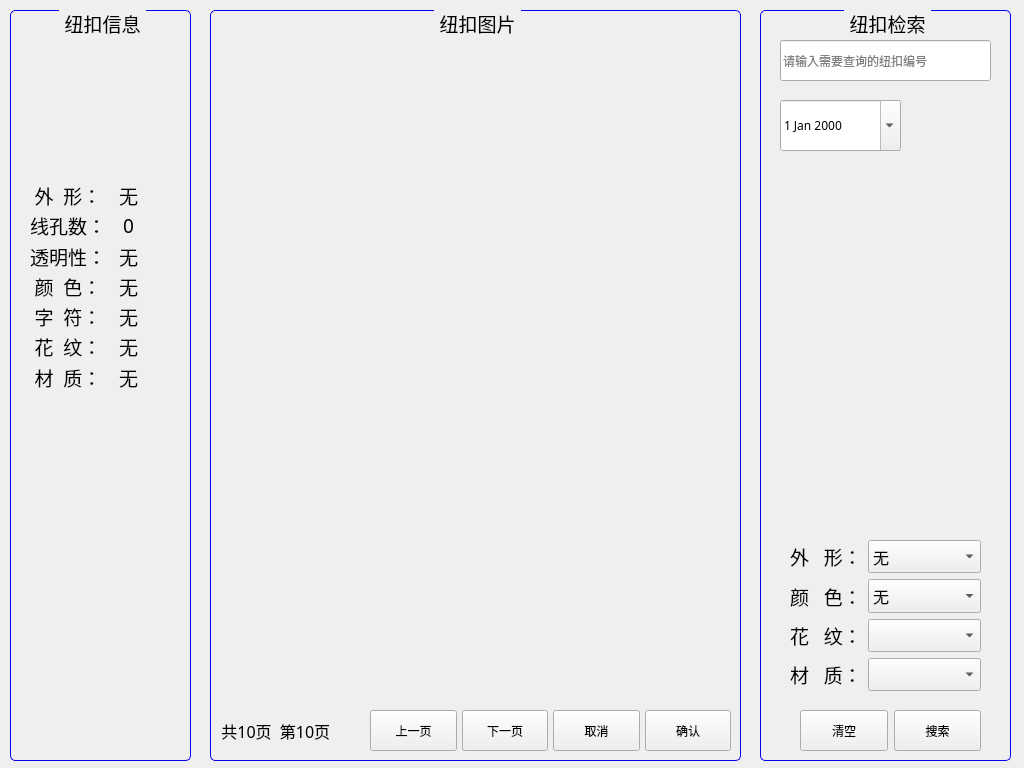
The window that Form/ButtonSelForm.ui (hkchenhao/MachineVisionControl) describes before a commit, drawn with Qt 5.
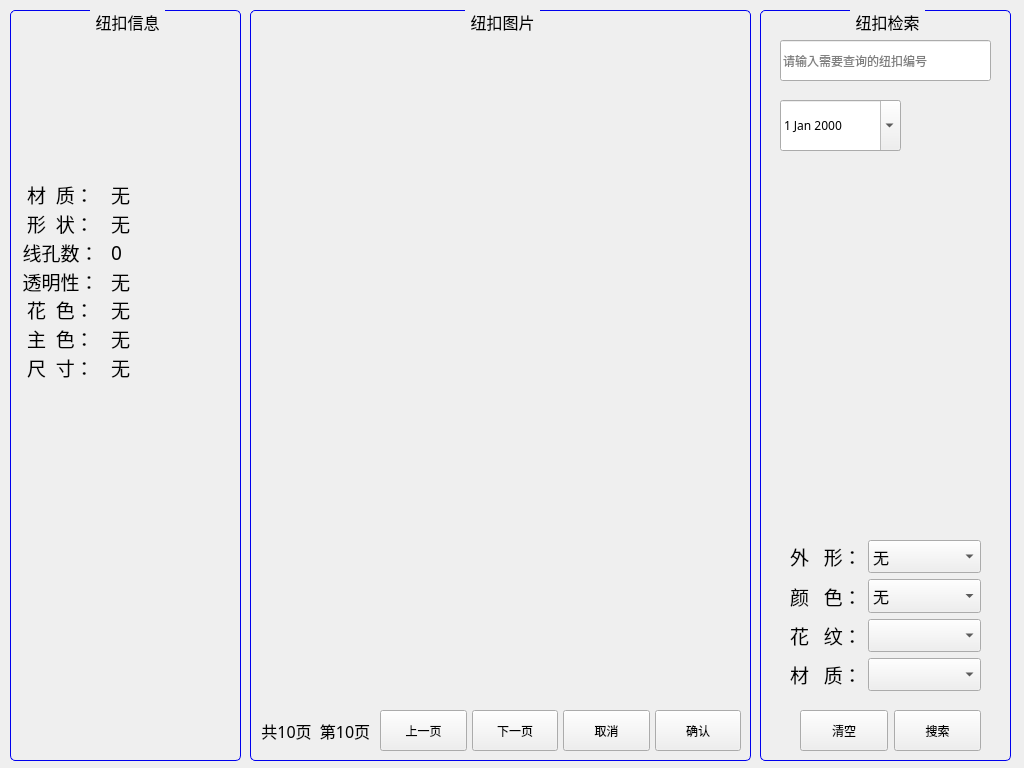
The same window after the commit. Icons and pictures are not drawn.

What changed in the file:
```diff
--- a/Form/ButtonSelForm.ui
+++ b/Form/ButtonSelForm.ui
@@ -18,14 +18,14 @@
     <rect>
      <x>10</x>
      <y>10</y>
-     <width>181</width>
+     <width>231</width>
      <height>751</height>
     </rect>
    </property>
    <property name="font">
     <font>
      <family>Yahei Mono</family>
-     <pointsize>14</pointsize>
+     <pointsize>12</pointsize>
      <weight>50</weight>
      <bold>false</bold>
     </font>
@@ -77,10 +77,10 @@
    <widget class="QWidget" name="layoutWidget">
     <property name="geometry">
      <rect>
-      <x>20</x>
+      <x>10</x>
       <y>170</y>
-      <width>121</width>
-      <height>212</height>
+      <width>171</width>
+      <height>201</height>
      </rect>
     </property>
     <property name="font">
@@ -88,18 +88,30 @@
       <family>Yahei Mono</family>
      </font>
     </property>
-    <layout class="QGridLayout" name="gridLayout_2" columnstretch="0,0">
+    <layout class="QGridLayout" name="gridLayout_2" columnstretch="0,0,0">
      <property name="spacing">
       <number>0</number>
      </property>
-     <item row="0" column="0">
-      <widget class="QLabel" name="label_1">
-       <property name="sizePolicy">
-        <sizepolicy hsizetype="Preferred" vsizetype="Preferred">
-         <horstretch>0</horstretch>
-         <verstretch>0</verstretch>
-        </sizepolicy>
+     <item row="3" column="0">
+      <widget class="QLabel" name="label_3">
+       <property name="font">
+        <font>
+         <family>Yahei Mono</family>
+         <pointsize>14</pointsize>
+         <weight>50</weight>
+         <bold>false</bold>
+        </font>
        </property>
+       <property name="text">
+        <string>透明性：</string>
+       </property>
+       <property name="alignment">
+        <set>Qt::AlignCenter</set>
+       </property>
+      </widget>
+     </item>
+     <item row="6" column="2">
+      <widget class="QLabel" name="LabelInfo_CC">
        <property name="font">
         <font>
          <family>Yahei Mono</family>
@@ -109,14 +121,32 @@
         </font>
        </property>
        <property name="text">
-        <string>外  形：</string>
+        <string>无</string>
        </property>
        <property name="alignment">
+        <set>Qt::AlignLeading|Qt::AlignLeft|Qt::AlignVCenter</set>
+       </property>
+      </widget>
+     </item>
+     <item row="5" column="0">
+      <widget class="QLabel" name="label_5">
+       <property name="font">
+        <font>
+         <family>Yahei Mono</family>
+         <pointsize>14</pointsize>
+         <weight>50</weight>
+         <bold>false</bold>
+        </font>
+       </property>
+       <property name="text">
+        <string>主  色：</string>
+       </property>
+       <property name="alignment">
         <set>Qt::AlignCenter</set>
        </property>
       </widget>
      </item>
-     <item row="0" column="1">
+     <item row="1" column="2">
       <widget class="QLabel" name="LabelInfo_XZ">
        <property name="font">
         <font>
@@ -130,12 +160,36 @@
         <string>无</string>
        </property>
        <property name="alignment">
+        <set>Qt::AlignLeading|Qt::AlignLeft|Qt::AlignVCenter</set>
+       </property>
+      </widget>
+     </item>
+     <item row="6" column="0">
+      <widget class="QLabel" name="label_6">
+       <property name="font">
+        <font>
+         <family>Yahei Mono</family>
+         <pointsize>14</pointsize>
+         <weight>50</weight>
+         <bold>false</bold>
+        </font>
+       </property>
+       <property name="text">
+        <string>尺  寸：</string>
+       </property>
+       <property name="alignment">
         <set>Qt::AlignCenter</set>
        </property>
       </widget>
      </item>
      <item row="1" column="0">
-      <widget class="QLabel" name="label_2">
+      <widget class="QLabel" name="label_1">
+       <property name="sizePolicy">
+        <sizepolicy hsizetype="Preferred" vsizetype="Preferred">
+         <horstretch>0</horstretch>
+         <verstretch>0</verstretch>
+        </sizepolicy>
+       </property>
        <property name="font">
         <font>
          <family>Yahei Mono</family>
@@ -145,20 +199,14 @@
         </font>
        </property>
        <property name="text">
-        <string>线孔数：</string>
+        <string>形  状：</string>
        </property>
        <property name="alignment">
         <set>Qt::AlignCenter</set>
        </property>
-       <property name="margin">
-        <number>0</number>
-       </property>
-       <property name="indent">
-        <number>0</number>
-       </property>
       </widget>
      </item>
-     <item row="1" column="1">
+     <item row="2" column="2">
       <widget class="QLabel" name="LabelInfo_XKS">
        <property name="font">
         <font>
@@ -172,29 +220,11 @@
         <string>0</string>
        </property>
        <property name="alignment">
-        <set>Qt::AlignCenter</set>
+        <set>Qt::AlignLeading|Qt::AlignLeft|Qt::AlignVCenter</set>
        </property>
       </widget>
      </item>
-     <item row="2" column="0">
-      <widget class="QLabel" name="label_3">
-       <property name="font">
-        <font>
-         <family>Yahei Mono</family>
-         <pointsize>14</pointsize>
-         <weight>50</weight>
-         <bold>false</bold>
-        </font>
-       </property>
-       <property name="text">
-        <string>透明性：</string>
-       </property>
-       <property name="alignment">
-        <set>Qt::AlignCenter</set>
-       </property>
-      </widget>
-     </item>
-     <item row="2" column="1">
+     <item row="3" column="2">
       <widget class="QLabel" name="LabelInfo_TMX">
        <property name="font">
         <font>
@@ -208,12 +238,12 @@
         <string>无</string>
        </property>
        <property name="alignment">
-        <set>Qt::AlignCenter</set>
+        <set>Qt::AlignLeading|Qt::AlignLeft|Qt::AlignVCenter</set>
        </property>
       </widget>
      </item>
-     <item row="3" column="0">
-      <widget class="QLabel" name="label_4">
+     <item row="4" column="2">
+      <widget class="QLabel" name="LabelInfo_HS">
        <property name="font">
         <font>
          <family>Yahei Mono</family>
@@ -223,104 +253,14 @@
         </font>
        </property>
        <property name="text">
-        <string>颜  色：</string>
-       </property>
-       <property name="alignment">
-        <set>Qt::AlignCenter</set>
-       </property>
-      </widget>
-     </item>
-     <item row="3" column="1">
-      <widget class="QLabel" name="LabelInfo_YS">
-       <property name="font">
-        <font>
-         <family>Yahei Mono</family>
-         <pointsize>14</pointsize>
-         <weight>50</weight>
-         <bold>false</bold>
-        </font>
-       </property>
-       <property name="text">
         <string>无</string>
        </property>
        <property name="alignment">
-        <set>Qt::AlignCenter</set>
+        <set>Qt::AlignLeading|Qt::AlignLeft|Qt::AlignVCenter</set>
        </property>
       </widget>
      </item>
-     <item row="4" column="0">
-      <widget class="QLabel" name="label_5">
-       <property name="font">
-        <font>
-         <family>Yahei Mono</family>
-         <pointsize>14</pointsize>
-         <weight>50</weight>
-         <bold>false</bold>
-        </font>
-       </property>
-       <property name="text">
-        <string>字  符：</string>
-       </property>
-       <property name="alignment">
-        <set>Qt::AlignCenter</set>
-       </property>
-      </widget>
-     </item>
-     <item row="4" column="1">
-      <widget class="QLabel" name="LabelInfo_ZF">
-       <property name="font">
-        <font>
-         <family>Yahei Mono</family>
-         <pointsize>14</pointsize>
-         <weight>50</weight>
-         <bold>false</bold>
-        </font>
-       </property>
-       <property name="text">
-        <string>无</string>
-       </property>
-       <property name="alignment">
-        <set>Qt::AlignCenter</set>
-       </property>
-      </widget>
-     </item>
-     <item row="5" column="0">
-      <widget class="QLabel" name="label_6">
-       <property name="font">
-        <font>
-         <family>Yahei Mono</family>
-         <pointsize>14</pointsize>
-         <weight>50</weight>
-         <bold>false</bold>
-        </font>
-       </property>
-       <property name="text">
-        <string>花  纹：</string>
-       </property>
-       <property name="alignment">
-        <set>Qt::AlignCenter</set>
-       </property>
-      </widget>
-     </item>
-     <item row="5" column="1">
-      <widget class="QLabel" name="LabelInfo_HW">
-       <property name="font">
-        <font>
-         <family>Yahei Mono</family>
-         <pointsize>14</pointsize>
-         <weight>50</weight>
-         <bold>false</bold>
-        </font>
-       </property>
-       <property name="text">
-        <string>无</string>
-       </property>
-       <property name="alignment">
-        <set>Qt::AlignCenter</set>
-       </property>
-      </widget>
-     </item>
-     <item row="6" column="0">
+     <item row="0" column="0">
       <widget class="QLabel" name="label_7">
        <property name="font">
         <font>
@@ -338,7 +278,49 @@
        </property>
       </widget>
      </item>
-     <item row="6" column="1">
+     <item row="2" column="0">
+      <widget class="QLabel" name="label_2">
+       <property name="font">
+        <font>
+         <family>Yahei Mono</family>
+         <pointsize>14</pointsize>
+         <weight>50</weight>
+         <bold>false</bold>
+        </font>
+       </property>
+       <property name="text">
+        <string>线孔数：</string>
+       </property>
+       <property name="alignment">
+        <set>Qt::AlignCenter</set>
+       </property>
+       <property name="margin">
+        <number>0</number>
+       </property>
+       <property name="indent">
+        <number>0</number>
+       </property>
+      </widget>
+     </item>
+     <item row="4" column="0">
+      <widget class="QLabel" name="label_4">
+       <property name="font">
+        <font>
+         <family>Yahei Mono</family>
+         <pointsize>14</pointsize>
+         <weight>50</weight>
+         <bold>false</bold>
+        </font>
+       </property>
+       <property name="text">
+        <string>花  色：</string>
+       </property>
+       <property name="alignment">
+        <set>Qt::AlignCenter</set>
+       </property>
+      </widget>
+     </item>
+     <item row="0" column="2">
       <widget class="QLabel" name="LabelInfo_CZ">
        <property name="font">
         <font>
@@ -352,26 +334,60 @@
         <string>无</string>
        </property>
        <property name="alignment">
-        <set>Qt::AlignCenter</set>
+        <set>Qt::AlignLeading|Qt::AlignLeft|Qt::AlignVCenter</set>
        </property>
       </widget>
      </item>
+     <item row="5" column="2">
+      <widget class="QLabel" name="LabelInfo_ZS">
+       <property name="font">
+        <font>
+         <family>Yahei Mono</family>
+         <pointsize>14</pointsize>
+         <weight>50</weight>
+         <bold>false</bold>
+        </font>
+       </property>
+       <property name="text">
+        <string>无</string>
+       </property>
+       <property name="alignment">
+        <set>Qt::AlignLeading|Qt::AlignLeft|Qt::AlignVCenter</set>
+       </property>
+      </widget>
+     </item>
+     <item row="0" column="1">
+      <spacer name="horizontalSpacer">
+       <property name="orientation">
+        <enum>Qt::Horizontal</enum>
+       </property>
+       <property name="sizeType">
+        <enum>QSizePolicy::Fixed</enum>
+       </property>
+       <property name="sizeHint" stdset="0">
+        <size>
+         <width>10</width>
+         <height>20</height>
+        </size>
+       </property>
+      </spacer>
+     </item>
     </layout>
    </widget>
   </widget>
   <widget class="QGroupBox" name="ButtonInfoBox_Image">
    <property name="geometry">
     <rect>
-     <x>210</x>
+     <x>250</x>
      <y>10</y>
-     <width>531</width>
+     <width>501</width>
      <height>751</height>
     </rect>
    </property>
    <property name="font">
     <font>
      <family>Yahei Mono</family>
-     <pointsize>14</pointsize>
+     <pointsize>12</pointsize>
      <weight>50</weight>
      <bold>false</bold>
     </font>
@@ -398,7 +414,7 @@
      <rect>
       <x>0</x>
       <y>10</y>
-      <width>531</width>
+      <width>501</width>
       <height>681</height>
      </rect>
     </property>
@@ -481,7 +497,7 @@
    <widget class="QWidget" name="layoutWidget">
     <property name="geometry">
      <rect>
-      <x>160</x>
+      <x>130</x>
       <y>700</y>
       <width>361</width>
       <height>41</height>
@@ -592,7 +608,7 @@
    <property name="font">
     <font>
      <family>Yahei Mono</family>
-     <pointsize>14</pointsize>
+     <pointsize>12</pointsize>
      <weight>50</weight>
      <bold>false</bold>
     </font>
```
